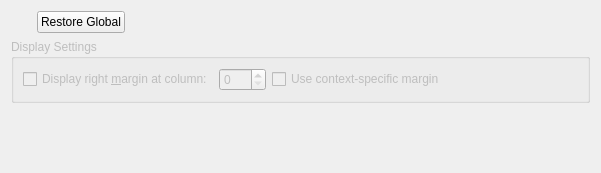
Above: src/plugins/projectexplorer/editorsettingspropertiespage.ui from qt-creator/qt-creator before the change. Below: the same form after it.
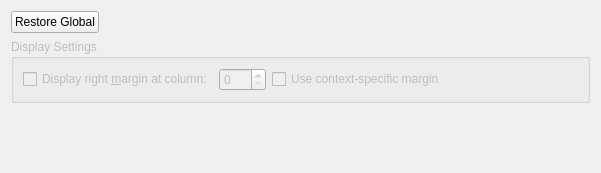
That is the form after the change. Custom widgets are drawn as their Qt base class.

Commit message: EditorSettings: Move Restore Global buttone

What changed in the file:
```diff
--- a/src/plugins/projectexplorer/editorsettingspropertiespage.ui
+++ b/src/plugins/projectexplorer/editorsettingspropertiespage.ui
@@ -11,7 +11,7 @@
    </rect>
   </property>
   <layout class="QGridLayout" name="gridLayout">
-   <item row="0" column="1">
+   <item row="0" column="0">
     <widget class="QPushButton" name="restoreButton">
      <property name="text">
       <string>Restore Global</string>
```
